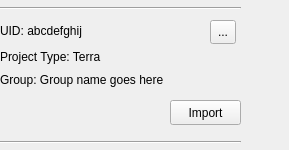
sensehawk/qgis_plugin, file windows/project_details.ui: the form before one commit.
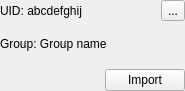
The form after the commit. Custom widgets are drawn as their Qt base class.

Commit message: constrained dockwidgets size through out qgisplugin | re organized project details dockwidget

The edit to the form file:
```diff
--- a/windows/project_details.ui
+++ b/windows/project_details.ui
@@ -6,126 +6,116 @@
    <rect>
     <x>0</x>
     <y>0</y>
-    <width>289</width>
-    <height>150</height>
+    <width>185</width>
+    <height>91</height>
    </rect>
   </property>
   <property name="sizePolicy">
-   <sizepolicy hsizetype="Fixed" vsizetype="Fixed">
+   <sizepolicy hsizetype="Preferred" vsizetype="Preferred">
     <horstretch>0</horstretch>
     <verstretch>0</verstretch>
    </sizepolicy>
   </property>
   <property name="minimumSize">
    <size>
-    <width>289</width>
-    <height>150</height>
+    <width>0</width>
+    <height>0</height>
    </size>
   </property>
   <property name="windowTitle">
    <string>Form</string>
   </property>
-  <widget class="QLabel" name="project_uid">
-   <property name="geometry">
-    <rect>
-     <x>0</x>
-     <y>21</y>
-     <width>161</width>
-     <height>20</height>
-    </rect>
+  <layout class="QGridLayout" name="gridLayout_3">
+   <property name="leftMargin">
+    <number>0</number>
    </property>
-   <property name="text">
-    <string>UID: abcdefghij</string>
+   <property name="topMargin">
+    <number>0</number>
    </property>
-  </widget>
-  <widget class="QLabel" name="project_type">
-   <property name="geometry">
-    <rect>
-     <x>0</x>
-     <y>47</y>
-     <width>201</width>
-     <height>20</height>
-    </rect>
+   <property name="rightMargin">
+    <number>0</number>
    </property>
-   <property name="text">
-    <string>Project Type: Terra</string>
+   <property name="bottomMargin">
+    <number>0</number>
    </property>
-  </widget>
-  <widget class="QToolButton" name="toolButton">
-   <property name="geometry">
-    <rect>
-     <x>210</x>
-     <y>20</y>
-     <width>26</width>
-     <height>24</height>
-    </rect>
+   <property name="horizontalSpacing">
+    <number>0</number>
    </property>
-   <property name="text">
-    <string>...</string>
+   <property name="verticalSpacing">
+    <number>3</number>
    </property>
-  </widget>
-  <widget class="QLabel" name="group">
-   <property name="geometry">
-    <rect>
-     <x>0</x>
-     <y>70</y>
-     <width>251</width>
-     <height>20</height>
-    </rect>
-   </property>
-   <property name="text">
-    <string>Group: Group name goes here</string>
-   </property>
-  </widget>
-  <widget class="QgsFileWidget" name="importFileWidget">
-   <property name="geometry">
-    <rect>
-     <x>0</x>
-     <y>100</y>
-     <width>161</width>
-     <height>27</height>
-    </rect>
-   </property>
-  </widget>
-  <widget class="QPushButton" name="importButton">
-   <property name="geometry">
-    <rect>
-     <x>170</x>
-     <y>100</y>
-     <width>71</width>
-     <height>25</height>
-    </rect>
-   </property>
-   <property name="text">
-    <string>Import</string>
-   </property>
-  </widget>
-  <widget class="Line" name="line">
-   <property name="geometry">
-    <rect>
-     <x>0</x>
-     <y>132</y>
-     <width>241</width>
-     <height>20</height>
-    </rect>
-   </property>
-   <property name="orientation">
-    <enum>Qt::Horizontal</enum>
-   </property>
-  </widget>
-  <widget class="Line" name="line_2">
-   <property name="geometry">
-    <rect>
-     <x>0</x>
-     <y>0</y>
-     <width>241</width>
-     <height>16</height>
-    </rect>
-   </property>
-   <property name="orientation">
-    <enum>Qt::Horizontal</enum>
-   </property>
-  </widget>
+   <item row="0" column="0">
+    <layout class="QGridLayout" name="gridLayout">
+     <item row="0" column="0">
+      <widget class="QLabel" name="project_uid">
+       <property name="sizePolicy">
+        <sizepolicy hsizetype="Preferred" vsizetype="Preferred">
+         <horstretch>0</horstretch>
+         <verstretch>0</verstretch>
+        </sizepolicy>
+       </property>
+       <property name="text">
+        <string>UID: abcdefghij</string>
+       </property>
+      </widget>
+     </item>
+     <item row="0" column="1">
+      <spacer name="horizontalSpacer">
+       <property name="orientation">
+        <enum>Qt::Horizontal</enum>
+       </property>
+       <property name="sizeHint" stdset="0">
+        <size>
+         <width>78</width>
+         <height>20</height>
+        </size>
+       </property>
+      </spacer>
+     </item>
+     <item row="0" column="2">
+      <widget class="QToolButton" name="toolButton">
+       <property name="text">
+        <string>...</string>
+       </property>
+      </widget>
+     </item>
+     <item row="1" column="0" colspan="2">
+      <widget class="QLabel" name="group">
+       <property name="text">
+        <string>Group: Group name</string>
+       </property>
+      </widget>
+     </item>
+    </layout>
+   </item>
+   <item row="1" column="0">
+    <layout class="QGridLayout" name="gridLayout_2">
+     <item row="0" column="0">
+      <widget class="QgsFileWidget" name="importFileWidget"/>
+     </item>
+     <item row="0" column="1">
+      <spacer name="horizontalSpacer_2">
+       <property name="orientation">
+        <enum>Qt::Horizontal</enum>
+       </property>
+       <property name="sizeHint" stdset="0">
+        <size>
+         <width>18</width>
+         <height>20</height>
+        </size>
+       </property>
+      </spacer>
+     </item>
+     <item row="0" column="2">
+      <widget class="QPushButton" name="importButton">
+       <property name="text">
+        <string>Import</string>
+       </property>
+      </widget>
+     </item>
+    </layout>
+   </item>
+  </layout>
  </widget>
  <customwidgets>
   <customwidget>
```
The commit also changes 8 other files.
